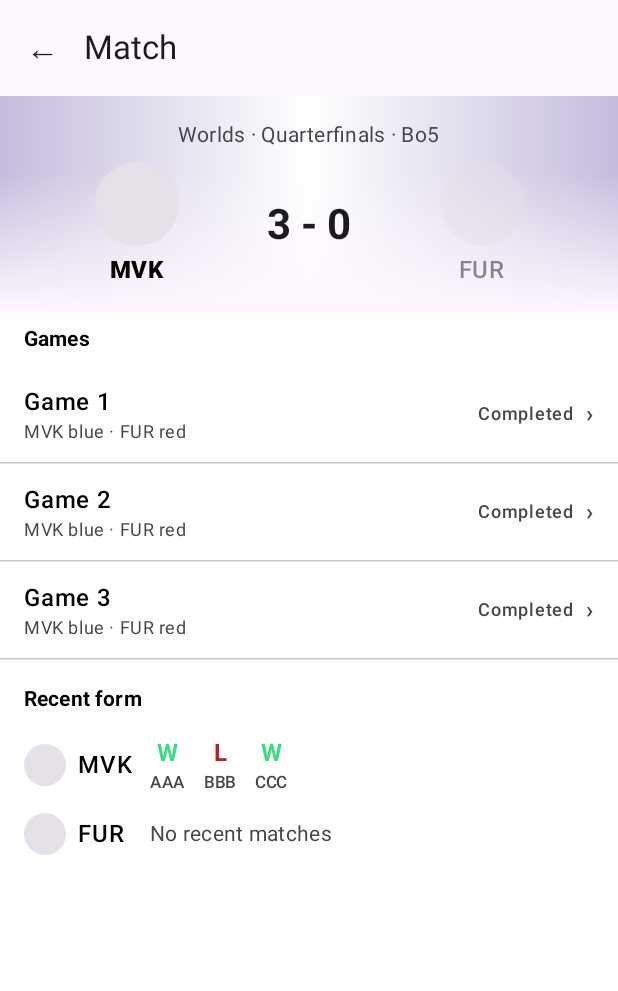
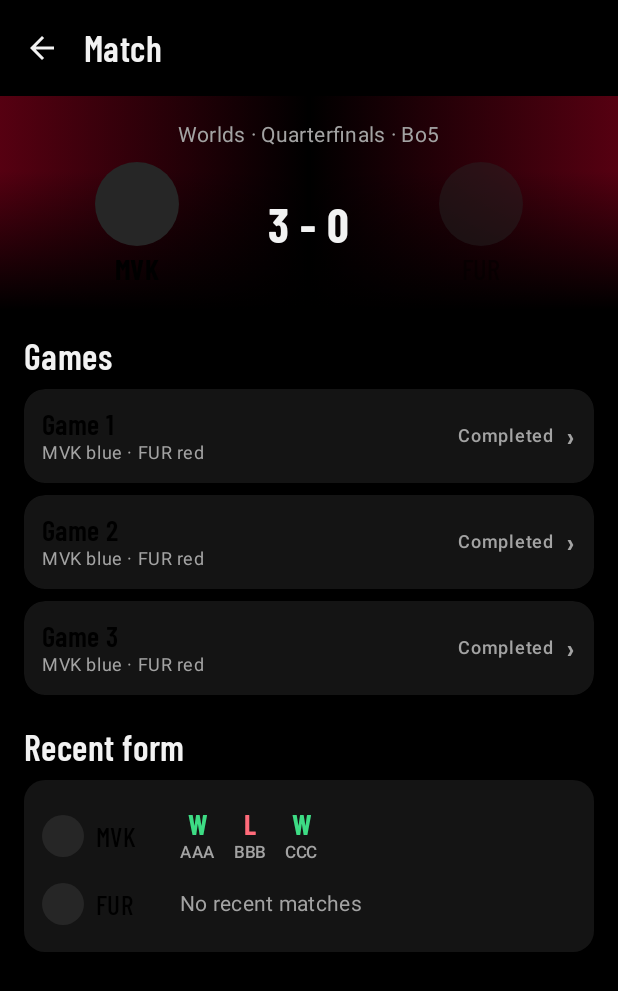
Before and after one commit to Brillem/LolSito, an Android app built with Jetpack Compose: the @Preview function MatchDetailContentPreview, on a phone screen of 412 x 824 dp. Shown: the top 991 px of the screen. Run offline under Robolectric (Android 15) with nearby library versions, the phone set to English and light mode, and no system bars; network calls fail; pictures from the network do not load.

Commit message:
feat(match): restyle the games, recent form and head to head cards

```diff
--- a/app/src/main/java/com/example/lolsito/feature/match/ui/MatchDetailScreen.kt
+++ b/app/src/main/java/com/example/lolsito/feature/match/ui/MatchDetailScreen.kt
@@ -2,27 +2,26 @@ package com.example.lolsito.feature.match.ui
 
 import androidx.compose.foundation.clickable
 import androidx.compose.foundation.layout.Arrangement
+import androidx.compose.foundation.layout.Box
 import androidx.compose.foundation.layout.Column
 import androidx.compose.foundation.layout.Row
 import androidx.compose.foundation.layout.Spacer
-import androidx.compose.foundation.layout.WindowInsets
 import androidx.compose.foundation.layout.fillMaxSize
 import androidx.compose.foundation.layout.fillMaxWidth
 import androidx.compose.foundation.layout.height
 import androidx.compose.foundation.layout.padding
+import androidx.compose.foundation.layout.size
 import androidx.compose.foundation.layout.width
+import androidx.compose.foundation.layout.widthIn
 import androidx.compose.foundation.lazy.LazyColumn
 import androidx.compose.foundation.lazy.LazyListScope
 import androidx.compose.foundation.lazy.items
+import androidx.compose.foundation.shape.CircleShape
 import androidx.compose.material3.ExperimentalMaterial3Api
-import androidx.compose.material3.HorizontalDivider
-import androidx.compose.material3.IconButton
 import androidx.compose.material3.OutlinedButton
 import androidx.compose.material3.Button
 import androidx.compose.material3.MaterialTheme
 import androidx.compose.material3.Text
-import androidx.compose.material3.TextButton
-import androidx.compose.material3.TopAppBar
 import androidx.compose.material3.pulltorefresh.PullToRefreshBox
 import androidx.compose.runtime.Composable
 import androidx.compose.runtime.getValue
@@ -33,9 +32,12 @@ import androidx.compose.ui.graphics.Color
 import androidx.compose.ui.graphics.Brush
 import androidx.compose.ui.draw.drawBehind
 import androidx.compose.ui.draw.alpha
+import androidx.compose.ui.draw.clip
 import androidx.compose.ui.semantics.contentDescription
 import androidx.compose.ui.semantics.semantics
 import androidx.compose.ui.text.font.FontWeight
+import androidx.compose.ui.text.style.TextAlign
+import androidx.compose.ui.text.style.TextOverflow
 import androidx.compose.ui.tooling.preview.Preview
 import androidx.compose.ui.unit.dp
 import android.content.ActivityNotFoundException
@@ -49,9 +51,18 @@ import com.example.lolsito.core.model.SeriesFormat
 import com.example.lolsito.core.model.SeriesType
 import com.example.lolsito.core.model.Team
 import com.example.lolsito.core.model.TeamEmphasis
+import com.example.lolsito.core.ui.AppCard
+import com.example.lolsito.core.ui.AppTopBar
 import com.example.lolsito.core.ui.ErrorView
+import com.example.lolsito.core.ui.InfoText
+import com.example.lolsito.core.ui.InlineError
 import com.example.lolsito.core.ui.LOSER_ALPHA
-import com.example.lolsito.core.ui.LoadingView
+import com.example.lolsito.core.ui.LiveBadge
+import com.example.lolsito.core.ui.SectionTitle
+import com.example.lolsito.core.ui.Shapes
+import com.example.lolsito.core.ui.SkeletonBlock
+import com.example.lolsito.core.ui.SkeletonScreen
+import com.example.lolsito.core.ui.Spacing
 import com.example.lolsito.core.ui.TeamLogo
 import com.example.lolsito.core.ui.rememberTeamAccent
 import com.example.lolsito.core.ui.WhileStarted
@@ -71,6 +82,8 @@ import java.time.format.DateTimeFormatter
 import java.time.format.FormatStyle
 import com.example.lolsito.feature.match.domain.MatchGame
 import com.example.lolsito.feature.match.domain.WatchLink
+import com.example.lolsito.ui.theme.LabelText
+import com.example.lolsito.ui.theme.LolSitoTheme
 import com.example.lolsito.ui.theme.WinGreen
 
 /** Container: wires the ViewModel to the stateless [MatchDetailContent]. */
@@ -124,18 +137,9 @@ fun MatchDetailContent(
     onRefresh: () -> Unit = {},
 ) {
     Column(modifier.fillMaxSize()) {
-        TopAppBar(
-            title = { Text("Match") },
-            // The app Scaffold already applies the system bar insets.
-            windowInsets = WindowInsets(0),
-            navigationIcon = {
-                IconButton(onClick = onBack, modifier = Modifier.semantics { contentDescription = "Back" }) {
-                    Text("←", style = MaterialTheme.typography.titleLarge)
-                }
-            },
-        )
+        AppTopBar("Match", onBack)
         when (state) {
-            MatchDetailUiState.Loading -> LoadingView()
+            MatchDetailUiState.Loading -> MatchDetailSkeleton()
             is MatchDetailUiState.Error -> ErrorView(state.message, onRetry)
             is MatchDetailUiState.Content -> PullToRefreshBox(
                 isRefreshing = isRefreshing,
@@ -176,7 +180,7 @@ private fun MatchDetailBody(
             item(key = "watch-live") {
                 Button(
                     onClick = { context.openWatchLink(live) },
-                    modifier = Modifier.fillMaxWidth().padding(horizontal = 16.dp, vertical = 8.dp),
+                    modifier = Modifier.fillMaxWidth().padding(horizontal = Spacing.Screen, vertical = 8.dp),
                 ) { Text("Watch live") }
             }
         }
@@ -185,7 +189,7 @@ private fun MatchDetailBody(
             item(key = "add-to-calendar") {
                 OutlinedButton(
                     onClick = { context.addToCalendar(calendarEvent) },
-                    modifier = Modifier.fillMaxWidth().padding(horizontal = 16.dp, vertical = 8.dp),
+                    modifier = Modifier.fillMaxWidth().padding(horizontal = Spacing.Screen, vertical = 8.dp),
                 ) { Text("Add to calendar") }
             }
         }
@@ -193,28 +197,15 @@ private fun MatchDetailBody(
             item(key = "show-result") {
                 OutlinedButton(
                     onClick = onShowResult,
-                    modifier = Modifier.fillMaxWidth().padding(horizontal = 16.dp, vertical = 8.dp),
+                    modifier = Modifier.fillMaxWidth().padding(horizontal = Spacing.Screen, vertical = 8.dp),
                 ) { Text("Show result") }
             }
         }
         if (content.showsGames) {
-            item(key = "games-title") {
-                Text(
-                    "Games",
-                    style = MaterialTheme.typography.titleSmall,
-                    fontWeight = FontWeight.Bold,
-                    modifier = Modifier.padding(horizontal = 16.dp, vertical = 8.dp),
-                )
-            }
+            item(key = "games-title") { SectionTitle("Games") }
             val games = content.displayedGames
             if (games.isEmpty()) {
-                item(key = "no-games") {
-                    Text(
-                        "No games yet",
-                        style = MaterialTheme.typography.bodyMedium,
-                        modifier = Modifier.padding(horizontal = 16.dp),
-                    )
-                }
+                item(key = "no-games") { InfoText("No games yet") }
             }
             val keys = content.displayedGameKeys
             items(games.size, key = { keys[it] }) { index ->
@@ -227,7 +218,6 @@ private fun MatchDetailBody(
                     onWatch = content.watchLinkFor(game)?.let { vod -> { context.openWatchLink(vod) } },
                     showState = content.showsGameState,
                 )
-                HorizontalDivider()
             }
         }
         historySections(history, detail.teams, content.showsHeadToHead, onRetryHistory, onMatchClick)
@@ -236,8 +226,8 @@ private fun MatchDetailBody(
 
 /**
  * "Recent form" and, with [showHeadToHead], "Head to head", below the games. Nothing for
- * [MatchHistoryUiState.None]; while loading or after a failure each section says so under its title, the failure
- * with a retry.
+ * [MatchHistoryUiState.None]; while loading each section shows skeleton rows under its title, and after a failure
+ * an error with a retry. The form of both teams shares one card; each meeting has its own.
  */
 private fun LazyListScope.historySections(
     history: MatchHistoryUiState,
@@ -252,66 +242,93 @@ private fun LazyListScope.historySections(
     if (loaded == null) {
         item(key = "form-status") { HistoryStatus(history, onRetry) }
     } else {
-        items(loaded.form.size, key = { "form:$it" }) { index -> TeamFormRow(loaded.form[index]) }
+        item(key = "form") {
+            AppCard(Modifier.fillMaxWidth().cardMargins()) {
+                loaded.form.forEach { form -> TeamFormRow(form) }
+            }
+        }
     }
     if (!showHeadToHead) return
     item(key = "h2h-title") { SectionTitle("Head to head") }
     when {
         loaded == null -> item(key = "h2h-status") { HistoryStatus(history, onRetry) }
-        loaded.meetings.isEmpty() -> item(key = "h2h-empty") { HistoryNote("No previous meetings") }
+        loaded.meetings.isEmpty() -> item(key = "h2h-empty") { InfoText("No previous meetings") }
         else -> items(loaded.meetings, key = { "meeting:${it.matchId}" }) { meeting ->
             MeetingRow(meeting, teams, onClick = { onMatchClick(meeting.matchId) })
-            HorizontalDivider()
         }
     }
 }
 
-@Composable
-private fun SectionTitle(text: String) {
-    Text(
-        text,
-        style = MaterialTheme.typography.titleSmall,
-        fontWeight = FontWeight.Bold,
-        modifier = Modifier.padding(start = 16.dp, end = 16.dp, top = 16.dp, bottom = 8.dp),
-    )
-}
+/** The margins of a card in this screen's list: inset from the screen edges and from its neighbours. */
+private fun Modifier.cardMargins(): Modifier = padding(horizontal = Spacing.Screen, vertical = Spacing.CardGap / 2)
 
-@Composable
-private fun HistoryNote(text: String, modifier: Modifier = Modifier) {
-    Text(
-        text,
-        style = MaterialTheme.typography.bodyMedium,
-        color = MaterialTheme.colorScheme.onSurfaceVariant,
-        modifier = modifier.padding(horizontal = 16.dp),
-    )
-}
-
-/** What a section shows while the history is loading or after it failed. */
+/** What a section shows while the history is loading (skeleton rows) or after it failed (an error with a retry). */
 @Composable
 private fun HistoryStatus(history: MatchHistoryUiState, onRetry: () -> Unit) {
     if (history == MatchHistoryUiState.Error) {
-        Row(Modifier.fillMaxWidth(), verticalAlignment = Alignment.CenterVertically) {
-            HistoryNote("Could not load", Modifier.weight(1f))
-            TextButton(onClick = onRetry, modifier = Modifier.padding(end = 8.dp)) { Text("Retry") }
+        InlineError("Could not load", onRetry)
+    } else {
+        Column(
+            Modifier
+                .fillMaxWidth()
+                .padding(horizontal = Spacing.Screen, vertical = 8.dp)
+                .semantics { contentDescription = "Loading" },
+            verticalArrangement = Arrangement.spacedBy(Spacing.CardGap),
+        ) {
+            repeat(2) { SkeletonBlock(Modifier.fillMaxWidth().height(32.dp)) }
         }
-    } else {
-        HistoryNote("Loading…")
     }
 }
 
-/** One team's recent form: its logo and code, then a mark per series, most recent first. */
+/**
+ * Loading state of the whole screen, shaped like it: the two team logos around the score, then a title and
+ * three game cards.
+ */
+@Composable
+private fun MatchDetailSkeleton(modifier: Modifier = Modifier) {
+    SkeletonScreen(modifier) {
+        Column {
+            Row(
+                Modifier.fillMaxWidth().padding(Spacing.Screen),
+                verticalAlignment = Alignment.CenterVertically,
+                horizontalArrangement = Arrangement.Center,
+            ) {
+                SkeletonBlock(Modifier.size(56.dp), CircleShape)
+                Spacer(Modifier.width(32.dp))
+                SkeletonBlock(Modifier.size(width = 72.dp, height = 32.dp))
+                Spacer(Modifier.width(32.dp))
+                SkeletonBlock(Modifier.size(56.dp), CircleShape)
+            }
+            SkeletonBlock(
+                Modifier.padding(start = Spacing.Screen, top = 16.dp, bottom = 8.dp).size(width = 96.dp, height = 20.dp),
+            )
+            repeat(3) {
+                AppCard(Modifier.fillMaxWidth().cardMargins()) {
+                    SkeletonBlock(Modifier.size(width = 88.dp, height = 18.dp))
+                    Spacer(Modifier.height(6.dp))
+                    SkeletonBlock(Modifier.size(width = 140.dp, height = 12.dp))
+                }
+            }
+        }
+    }
+}
+
+/** One team's recent form: its logo and code, then a mark per series, most recent first. It has no side padding: it goes inside a card. */
 @Composable
 fun TeamFormRow(form: TeamForm, modifier: Modifier = Modifier) {
     Row(
-        modifier.fillMaxWidth().padding(horizontal = 16.dp, vertical = 6.dp),
+        modifier.fillMaxWidth().padding(vertical = 6.dp),
         verticalAlignment = Alignment.CenterVertically,
     ) {
         TeamLogo(form.team.imageUrl, contentDescription = form.team.name, size = 28.dp)
         Text(
             form.team.code,
-            style = MaterialTheme.typography.bodyLarge,
-            fontWeight = FontWeight.SemiBold,
-            modifier = Modifier.padding(start = 8.dp).width(48.dp),
+            style = LabelText.TeamCode,
+            fontWeight = FontWeight.Medium,
+            maxLines = 1,
+            softWrap = false,
+            overflow = TextOverflow.Ellipsis,
+            modifier = Modifier.padding(start = 8.dp).width(56.dp),
         )
         if (form.entries.isEmpty()) {
             Text(
@@ -351,50 +368,61 @@ private fun FormMark(entry: FormEntry) {
     }
 }
 
-/** A previous meeting: its date and league, and the score between the codes of the current match's [teams]. */
+/**
+ * A previous meeting as a card: the score between the codes of the current match's [teams], and its date and
+ * league below. The team that lost it is dimmed.
+ */
 @Composable
 fun MeetingRow(meeting: Meeting, teams: List<Team>, onClick: () -> Unit, modifier: Modifier = Modifier) {
-    Row(
-        modifier
+    AppCard(
+        modifier = modifier
             .fillMaxWidth()
-            .clickable(onClickLabel = "View match", onClick = onClick)
-            .padding(horizontal = 16.dp, vertical = 12.dp),
-        verticalAlignment = Alignment.CenterVertically,
+            .cardMargins()
+            .clip(Shapes.Card)
+            .clickable(onClickLabel = "View match", onClick = onClick),
+        horizontalAlignment = Alignment.CenterHorizontally,
     ) {
-        Column(Modifier.weight(1f)) {
-            Text(meetingDateFormatter.format(meeting.date), style = MaterialTheme.typography.bodyLarge)
-            if (meeting.leagueName.isNotBlank()) {
+        Row(Modifier.fillMaxWidth(), verticalAlignment = Alignment.CenterVertically) {
+            Box(Modifier.weight(1f), contentAlignment = Alignment.CenterEnd) {
+                MeetingTeamCode(teams.getOrNull(0), meeting.winnerIndex, index = 0)
+            }
             Text(
-                    meeting.leagueName,
+                meeting.score ?: "vs",
+                style = LabelText.Score,
+                textAlign = TextAlign.Center,
+                modifier = Modifier.widthIn(min = 72.dp).padding(horizontal = 8.dp),
+            )
+            Box(Modifier.weight(1f), contentAlignment = Alignment.CenterStart) {
+                MeetingTeamCode(teams.getOrNull(1), meeting.winnerIndex, index = 1)
+            }
+        }
+        val caption = listOfNotNull(
+            meetingDateFormatter.format(meeting.date),
+            meeting.leagueName.takeIf { it.isNotBlank() },
+        ).joinToString(" · ")
+        Text(
+            caption,
             style = MaterialTheme.typography.bodySmall,
             color = MaterialTheme.colorScheme.onSurfaceVariant,
-                )
-            }
-        }
-        Spacer(Modifier.width(8.dp))
-        MeetingTeamCode(teams.getOrNull(0), meeting.winnerIndex == 0)
-        Text(
-            meeting.score ?: "vs",
-            style = MaterialTheme.typography.bodyLarge,
-            fontWeight = FontWeight.Bold,
-            modifier = Modifier.padding(horizontal = 8.dp),
-        )
-        MeetingTeamCode(teams.getOrNull(1), meeting.winnerIndex == 1)
-        Text(
-            "›",
-            style = MaterialTheme.typography.titleMedium,
-            color = MaterialTheme.colorScheme.onSurfaceVariant,
-            modifier = Modifier.padding(start = 8.dp),
+            textAlign = TextAlign.Center,
+            maxLines = 2,
+            overflow = TextOverflow.Ellipsis,
+            modifier = Modifier.padding(top = 6.dp),
         )
     }
 }
 
+/** The code of the team at [index]: bold when it won the meeting, dimmed when it lost; neither while [winnerIndex] is unknown. */
 @Composable
-private fun MeetingTeamCode(team: Team?, won: Boolean) {
+private fun MeetingTeamCode(team: Team?, winnerIndex: Int?, index: Int) {
     Text(
         team?.code.orEmpty(),
-        style = MaterialTheme.typography.bodyLarge,
-        fontWeight = if (won) FontWeight.ExtraBold else FontWeight.Normal,
+        style = LabelText.TeamCode,
+        fontWeight = if (winnerIndex == index) FontWeight.Bold else FontWeight.Medium,
+        maxLines = 1,
+        softWrap = false,
+        overflow = TextOverflow.Ellipsis,
+        modifier = Modifier.alpha(if (winnerIndex != null && winnerIndex != index) LOSER_ALPHA else 1f),
     )
 }
 
@@ -488,11 +516,15 @@ private fun HeaderTeam(
         Text(
             team.code,
             style = MaterialTheme.typography.titleMedium,
-            fontWeight = if (emphasis == TeamEmphasis.WINNER) FontWeight.ExtraBold else FontWeight.SemiBold,
+            fontWeight = if (emphasis == TeamEmphasis.WINNER) FontWeight.Bold else FontWeight.Medium,
         )
     }
 }
 
+/**
+ * One game of the series as a card: its name and each team's side, its state, a Watch button when it has a VOD
+ * ([onWatch]) and a chevron when it opens its stats ([onClick]).
+ */
 @Composable
 fun GameRow(
     game: MatchGame,
@@ -503,15 +535,16 @@ fun GameRow(
     /** False while results are hidden: the game's state would give them away. */
     showState: Boolean = true,
 ) {
-    Row(
-        modifier
+    AppCard(
+        modifier = modifier
             .fillMaxWidth()
-            .then(if (onClick != null) Modifier.clickable(onClickLabel = "View stats", onClick = onClick) else Modifier)
-            .padding(horizontal = 16.dp, vertical = 12.dp),
-        verticalAlignment = Alignment.CenterVertically,
+            .cardMargins()
+            .clip(Shapes.Card)
+            .then(if (onClick != null) Modifier.clickable(onClickLabel = "View stats", onClick = onClick) else Modifier),
     ) {
+        Row(verticalAlignment = Alignment.CenterVertically) {
             Column(Modifier.weight(1f)) {
-            Text("Game ${game.number}", style = MaterialTheme.typography.bodyLarge, fontWeight = FontWeight.SemiBold)
+                Text("Game ${game.number}", style = MaterialTheme.typography.titleMedium)
                 val sides = teams.mapNotNull { team ->
                     game.sideOf(team.id)?.let { side -> "${team.code} ${side.label}" }
                 }
@@ -525,11 +558,15 @@ fun GameRow(
             }
             Spacer(Modifier.width(8.dp))
             if (showState) {
+                if (game.state == GameState.IN_PROGRESS) {
+                    LiveBadge()
+                } else {
                     Text(
                         game.state.label,
                         style = MaterialTheme.typography.labelMedium,
-                color = if (game.state == GameState.IN_PROGRESS) MaterialTheme.colorScheme.error else MaterialTheme.colorScheme.onSurfaceVariant,
+                        color = MaterialTheme.colorScheme.onSurfaceVariant,
                     )
+                }
             }
             if (onWatch != null) {
                 OutlinedButton(onClick = onWatch, modifier = Modifier.padding(start = 8.dp)) { Text("Watch") }
@@ -541,6 +578,7 @@ fun GameRow(
                     color = MaterialTheme.colorScheme.onSurfaceVariant,
                     modifier = Modifier.padding(start = 8.dp),
                 )
+            }
         }
     }
 }
@@ -582,6 +620,7 @@ private val GameSide.label: String
 private val GameState.label: String
     get() = when (this) {
         GameState.UNSTARTED -> "Upcoming"
+        // Not drawn as text: a live game shows the LiveBadge instead.
         GameState.IN_PROGRESS -> "LIVE"
         GameState.COMPLETED -> "Completed"
         GameState.UNNEEDED -> "Not needed"
@@ -625,9 +664,10 @@ private val previewHistory = MatchHistory(
     meetings = listOf(Meeting("h1", LocalDate.of(2026, 1, 15), "Sample League", score = "2 - 1", winnerIndex = 0)),
 )
 
-@Preview(showBackground = true)
+@Preview(showBackground = true, backgroundColor = 0xFF000000)
 @Composable
 private fun MatchDetailContentPreview() {
+    LolSitoTheme {
         MatchDetailContent(
             state = MatchDetailUiState.Content(previewDetail),
             onBack = {},
@@ -636,10 +676,12 @@ private fun MatchDetailContentPreview() {
             history = MatchHistoryUiState.Content(previewHistory),
         )
     }
+}
 
-@Preview(showBackground = true)
+@Preview(showBackground = true, backgroundColor = 0xFF000000)
 @Composable
 private fun MatchDetailHistoryErrorPreview() {
+    LolSitoTheme {
         MatchDetailContent(
             state = MatchDetailUiState.Content(previewDetail),
             onBack = {},
@@ -648,10 +690,12 @@ private fun MatchDetailHistoryErrorPreview() {
             history = MatchHistoryUiState.Error,
         )
     }
+}
 
-@Preview(showBackground = true)
+@Preview(showBackground = true, backgroundColor = 0xFF000000)
 @Composable
 private fun MatchDetailErrorPreview() {
+    LolSitoTheme {
         MatchDetailContent(
             state = MatchDetailUiState.Error("Could not load the match"),
             onBack = {},
@@ -659,10 +703,12 @@ private fun MatchDetailErrorPreview() {
             onGameClick = {},
         )
     }
+}
 
-@Preview(showBackground = true)
+@Preview(showBackground = true, backgroundColor = 0xFF000000)
 @Composable
 private fun MatchDetailHiddenPreview() {
+    LolSitoTheme {
         MatchDetailContent(
             state = MatchDetailUiState.Content(previewDetail, resultsHidden = true),
             onBack = {},
@@ -670,3 +716,4 @@ private fun MatchDetailHiddenPreview() {
             onGameClick = {},
         )
     }
+}
```
Lines whose indentation alone changed are shown as unchanged.
